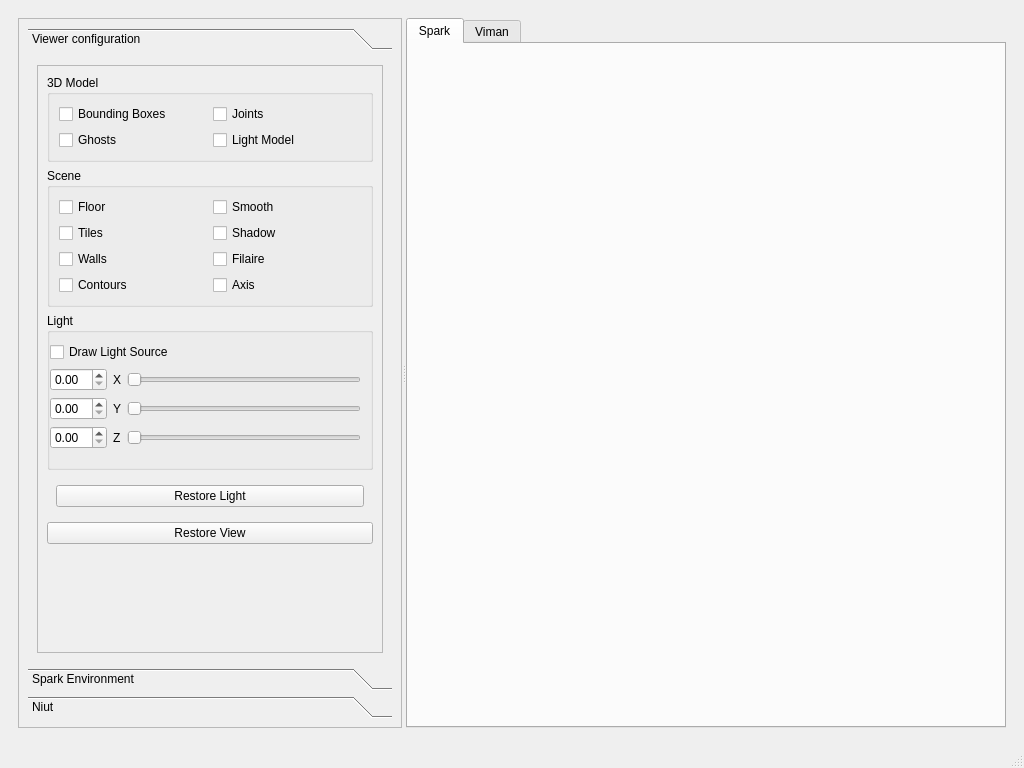
First picture: the form in src/move3d-remote/mainwindow-remote.ui, repository jmainpri/move3d-studio, before the edit.
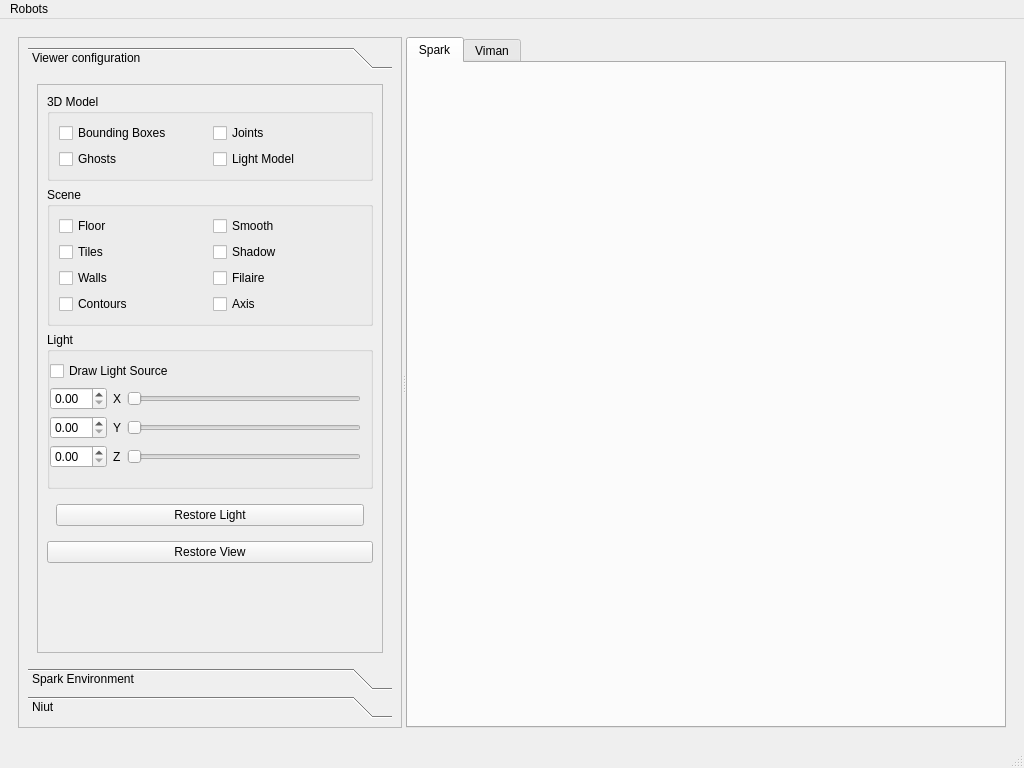
Second picture: the form after the edit. The open tabs and pages were chosen to show the change. Custom widgets are drawn as their Qt base class.

Commit message: fix all problems (I hope), handle displaySky, add menu to select the current robot

```diff
--- a/src/move3d-remote/mainwindow-remote.ui
+++ b/src/move3d-remote/mainwindow-remote.ui
@@ -75,7 +75,7 @@
              <x>0</x>
              <y>0</y>
              <width>380</width>
-             <height>683</height>
+             <height>685</height>
             </rect>
            </property>
            <layout class="QVBoxLayout" name="verticalLayout">
@@ -95,8 +95,8 @@
                 <rect>
                  <x>0</x>
                  <y>0</y>
-                 <width>98</width>
-                 <height>96</height>
+                 <width>362</width>
+                 <height>574</height>
                 </rect>
                </property>
                <attribute name="label">
@@ -116,8 +116,8 @@
                     <rect>
                      <x>0</x>
                      <y>0</y>
-                     <width>290</width>
-                     <height>514</height>
+                     <width>342</width>
+                     <height>554</height>
                     </rect>
                    </property>
                    <layout class="QHBoxLayout" name="horizontalLayout_4">
@@ -621,9 +621,15 @@
      <x>0</x>
      <y>0</y>
      <width>1024</width>
-     <height>25</height>
+     <height>23</height>
     </rect>
    </property>
+   <widget class="QMenu" name="menuRobot">
+    <property name="title">
+     <string>Robots</string>
+    </property>
+   </widget>
+   <addaction name="menuRobot"/>
   </widget>
   <widget class="QStatusBar" name="statusbar"/>
  </widget>
```
Left out of the diff: 11 changed lines with no effect on the pictures. The commit also changes 8 other files.
